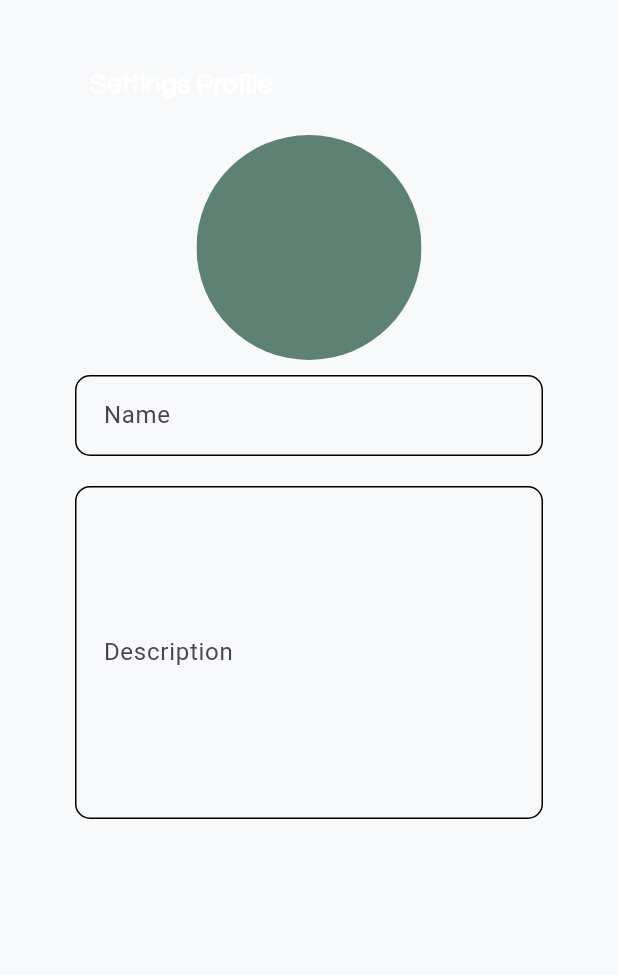
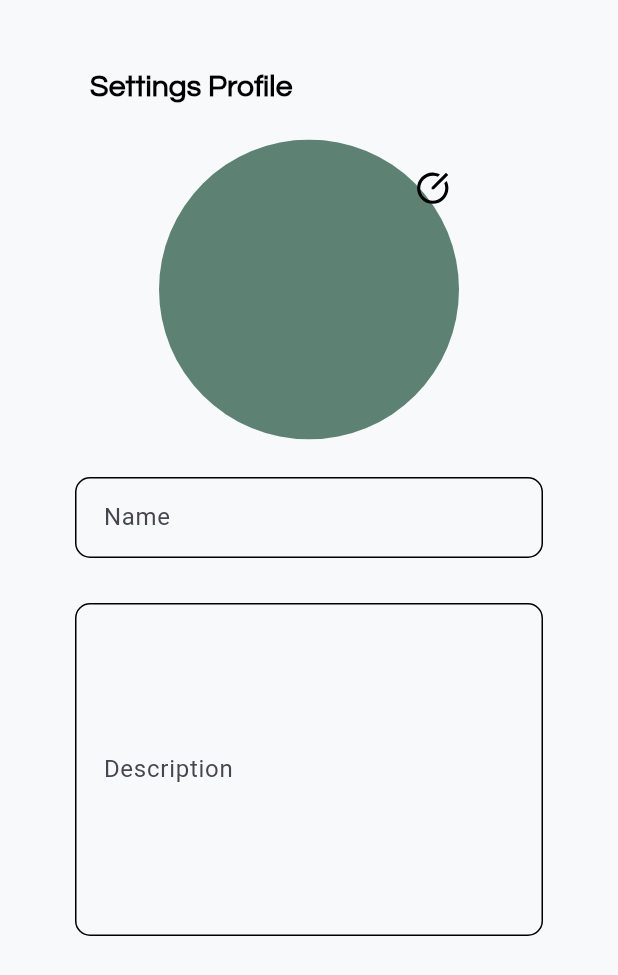
Before and after one commit to SatriaAkbarRizki/movinfo, a Flutter app: the ProfileSettings widget shown alone on an empty page, opened directly, on a phone screen of 412 x 824 dp. Shown: the top 975 px of the screen. Run offline on Flutter 3.47's test engine with Material 3 defaults, Android fonts, the phone set to English and light mode, and no system bars; our stand-ins replace bloc, flutter_bloc, flutter_svg, go_router, image_picker, lottie and 2 more; missing offline and left inert: dart:ffi.

Commit message:
change: fixing distance widgets

```diff
--- a/lib/widget/profile.dart
+++ b/lib/widget/profile.dart
@@ -38,17 +38,15 @@ class _ProfileSettingsState extends State<ProfileSettings> {
       elevation: 0,
       backgroundColor: Theme.of(context).scaffoldBackgroundColor,
       shape: RoundedRectangleBorder(borderRadius: BorderRadius.circular(10)),
-      child: Column(
-        crossAxisAlignment: CrossAxisAlignment.start,
+      child: ListView(
         children: [
           Padding(
             padding: const EdgeInsets.all(20),
             child: Text(
               'Settings Profile',
-              style: Theme.of(context)
-                  .textTheme
-                  .titleSmall
-                  ?.copyWith(fontSize: 18),
+              style: Theme.of(context).textTheme.titleSmall?.copyWith(
+                  fontSize: 20,
+                  color: ThemeMode.dark == true ? Colors.white : Colors.black),
             ),
           ),
           Center(
@@ -56,14 +54,14 @@ class _ProfileSettingsState extends State<ProfileSettings> {
               onTap: () => context.read<ProfileBloc>().add(OnChangeImage()),
               child: BlocBuilder<ProfileBloc, ProfileState>(
                 builder: (context, state) {
-                  if (state is ProfileImage) {
+                  if (state is ProfileUser) {
                     return Stack(
                       children: [
                         Padding(
                           padding: const EdgeInsets.all(20),
                           child: SizedBox(
-                            height: 150,
-                            width: 150,
+                            height: 200,
+                            width: 200,
                             child: state.image != null
                                 ? ClipOval(
                                     child: Image.file(
@@ -71,14 +69,12 @@ class _ProfileSettingsState extends State<ProfileSettings> {
                                       state.image!,
                                     ),
                                   )
-                                : ClipOval(
-                                    child: ColoredBox(color: Color(0xff5d8274)),
-                                  ),
+                                : null,
                           ),
                         ),
                         Positioned(
                           top: 20,
-                          left: 150,
+                          left: 170,
                           child: SvgPicture.asset(
                               'assets/icons/edit-circle-line.svg'),
                           height: 25,
@@ -87,47 +83,65 @@ class _ProfileSettingsState extends State<ProfileSettings> {
                       ],
                     );
                   }
-                  return SizedBox(
-                    height: 150,
-                    width: 150,
-                    child: ClipOval(
-                      child: ColoredBox(color: Color(0xff5d8274)),
-                    ),
+                  return Stack(
+                    children: [
+                      const SizedBox(
+                        height: 200,
+                        width: 200,
+                        child: ClipOval(
+                          child: ColoredBox(color: Color(0xff5d8274)),
+                        ),
+                      ),
+                      Positioned(
+                        top: 20,
+                        left: 170,
+                        child: SvgPicture.asset(
+                            'assets/icons/edit-circle-line.svg'),
+                        height: 25,
+                        width: 25,
+                      )
+                    ],
                   );
                 },
               ),
             ),
           ),
           Padding(
-            padding: const EdgeInsets.all(10),
+            padding:
+                const EdgeInsets.only(left: 10, right: 10, top: 25, bottom: 10),
             child: FocusScope(
+              autofocus: true,
               node: nameFocus,
-              onFocusChange: (value) => context
-                  .read<ProfileBloc>()
-                  .add(OnChangeName(name: nameController.text)),
+              onFocusChange: (value) => nameController.text.isNotEmpty
+                  ? context
+                      .read<ProfileBloc>()
+                      .add(OnChangeName(name: nameController.text))
+                  : null,
               child: TextFormField(
                 controller: nameController,
                 style: TextStyle(
                     color: Theme.of(context).textTheme.titleMedium?.color),
-                decoration: InputDecoration(
+                decoration: const InputDecoration(
                   labelText: 'Name',
                 ),
               ),
             ),
           ),
           Padding(
-            padding: const EdgeInsets.all(10),
+            padding: const EdgeInsets.only(left: 10, right: 10, top: 20),
             child: FocusScope(
+              autofocus: true,
               node: descriptionFocus,
-              onFocusChange: (value) => context.read<ProfileBloc>().add(
-                  OnChangeDescriptions(
-                      description: descriptionController.text)),
+              onFocusChange: (value) => descriptionController.text.isNotEmpty
+                  ? context.read<ProfileBloc>().add(OnChangeDescriptions(
+                      description: descriptionController.text))
+                  : null,
               child: TextFormField(
                 controller: descriptionController,
                 style: TextStyle(
                     color: Theme.of(context).textTheme.titleMedium?.color),
                 maxLines: 8,
-                decoration: InputDecoration(
+                decoration: const InputDecoration(
                   labelText: 'Description',
                 ),
               ),
```
